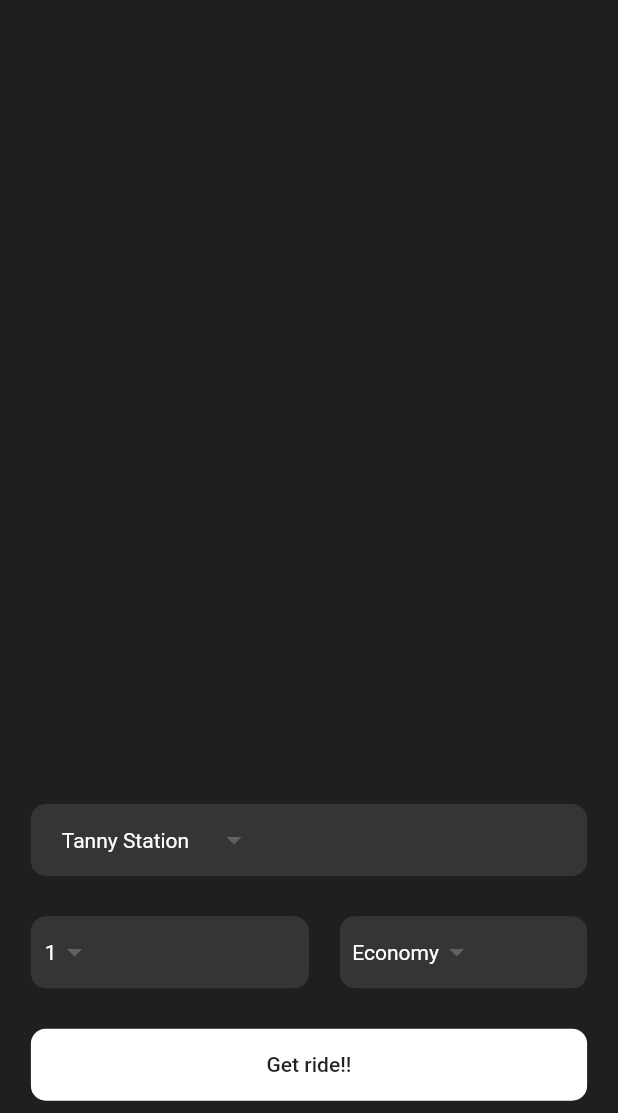
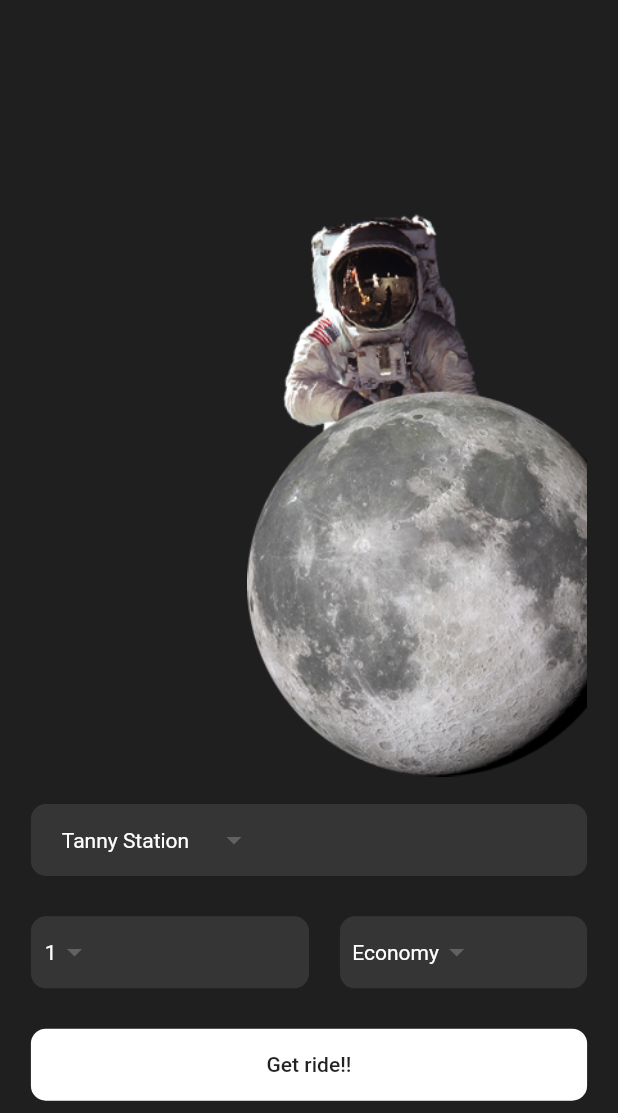
Before and after one commit to Panitnun-6243/flutter_go_moon_app, a Flutter app: the screen it shows after launch, on a phone screen of 412 x 824 dp, the part 123-1236 px from its top. Run offline on Flutter 3.47's test engine with Material 2 defaults, Android fonts, the phone set to English and light mode, and no system bars.

Commit message:
Wrap up with Stack widget

```diff
--- a/lib/pages/home_page.dart
+++ b/lib/pages/home_page.dart
@@ -13,14 +13,22 @@ class HomePage extends StatelessWidget {
     return Scaffold(
       body: SafeArea(
         child: Container(
-          child: Column(
+          child: Stack(
             children: [
-              _pageTitle(),
-              _bookRideWidget(),
+              Column(
+                children: [
+                  _pageTitle(),
+                  _bookRideWidget(),
+                ],
+                mainAxisAlignment: MainAxisAlignment.spaceBetween,
+                mainAxisSize: MainAxisSize.max,
+                crossAxisAlignment: CrossAxisAlignment.center,
+              ),
+              Align(
+                child: _astroImageWidget(),
+                alignment: Alignment.centerRight,
+              )
             ],
-            mainAxisAlignment: MainAxisAlignment.spaceBetween,
-            mainAxisSize: MainAxisSize.max,
-            crossAxisAlignment: CrossAxisAlignment.center,
           ),
           width: _deviceWidth,
           height: _deiceHeight,
@@ -42,6 +50,8 @@ class HomePage extends StatelessWidget {
 
   Widget _astroImageWidget() {
     return Container(
+      width: _deviceWidth * 0.55,
+      height: _deiceHeight * 0.7,
       decoration: const BoxDecoration(
         image: DecorationImage(
           fit: BoxFit.contain,
```
